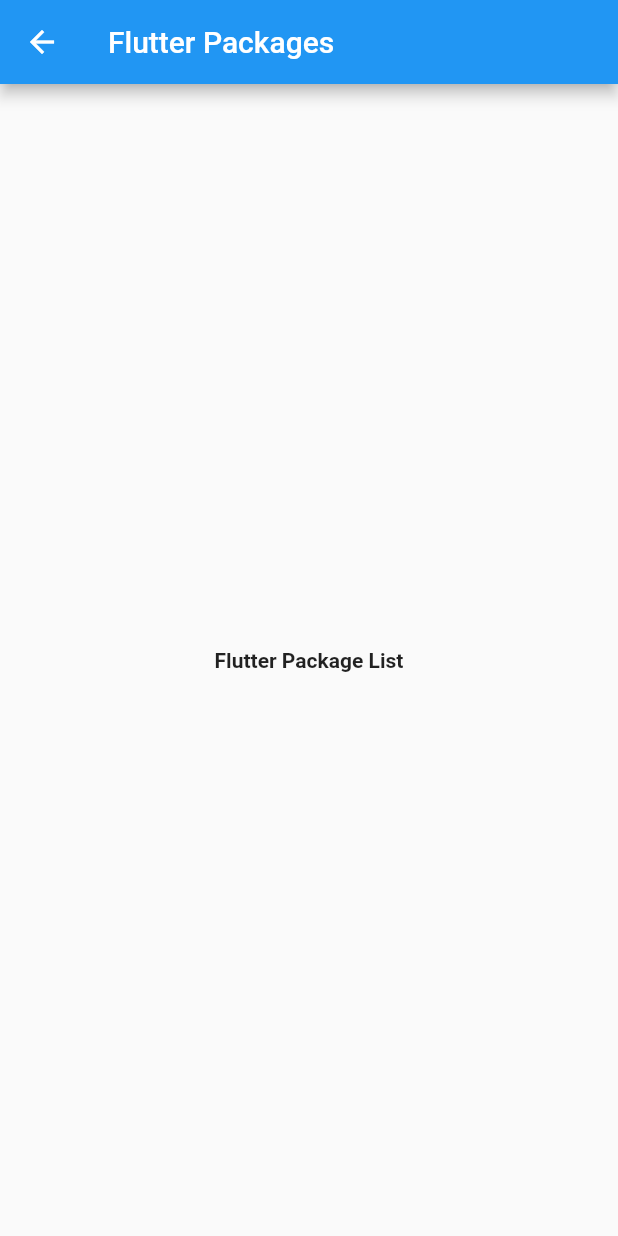
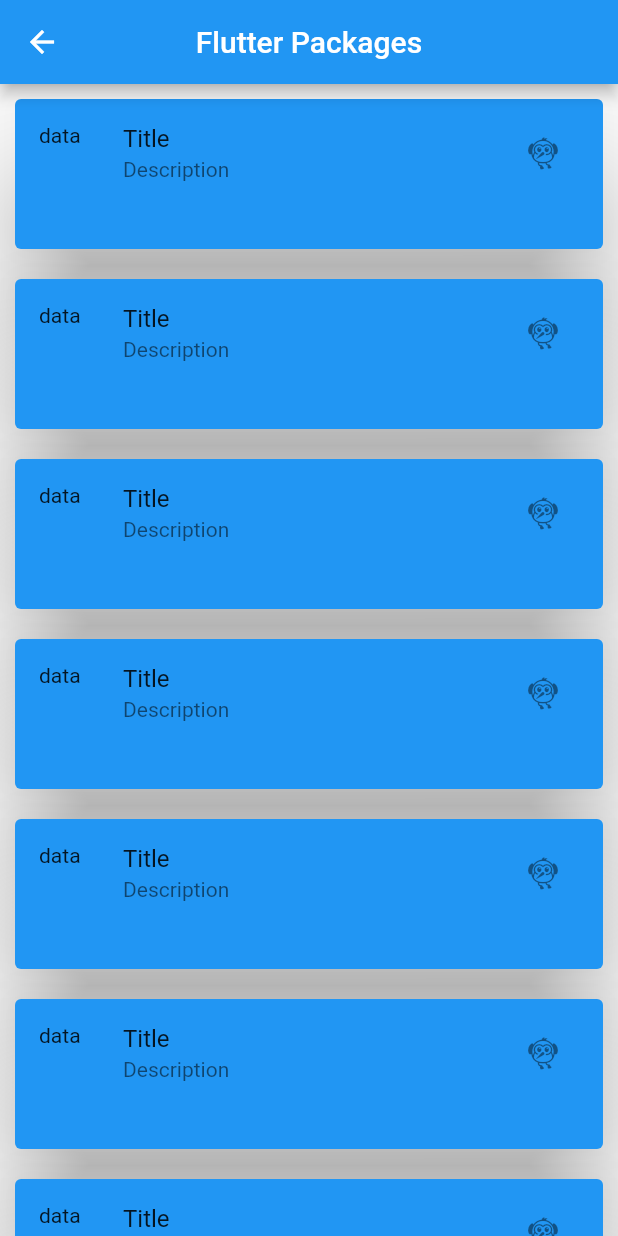
Before and after one commit to MubashirPv/Flutter-Package-Tester, a Flutter app: the screen it shows after launch, on a phone screen of 412 x 824 dp. Run offline on Flutter 3.47's test engine with Material 2 defaults, Android fonts, the light colour scheme and no system bars.

Commit message:
adding builder view

```diff
--- a/lib/home_screen.dart
+++ b/lib/home_screen.dart
@@ -7,10 +7,31 @@
   Widget build(BuildContext context) {
     return Scaffold(
       appBar: AppBar(
+        centerTitle: true,
         title: const Text("Flutter Packages"),
       ),
-      body: const Center(
-        child: Text('Flutter Package List',style: TextStyle(fontWeight: FontWeight.bold),),
+      body: ListView.builder(
+        itemCount: 10,
+        itemBuilder: (context, index) {
+          return Card(
+            elevation: 30,
+            shadowColor: Colors.grey,
+            color: Colors.blue,
+            margin: const EdgeInsets.all(10),
+            child: SizedBox(
+              width: 250,
+              height: 100,
+              child: ListTile(
+                leading: const Text("data"),
+                trailing: IconButton(
+                    icon: const Icon(Icons.flutter_dash_outlined),
+                    onPressed: () {}),
+                title: const Text('Title'),
+                subtitle: const Text('Description'),
+              ),
+            ),
+          );
+        },
       ),
     );
   }
--- a/lib/splash_screen.dart
+++ b/lib/splash_screen.dart
@@ -24,7 +24,7 @@
   @override
   Widget build(BuildContext context) {
     return const Scaffold(
-        backgroundColor: Colors.green,
+        backgroundColor: Colors.blue,
         body: Center(
             child: Text(
           'Flutter Package Tester',
```
